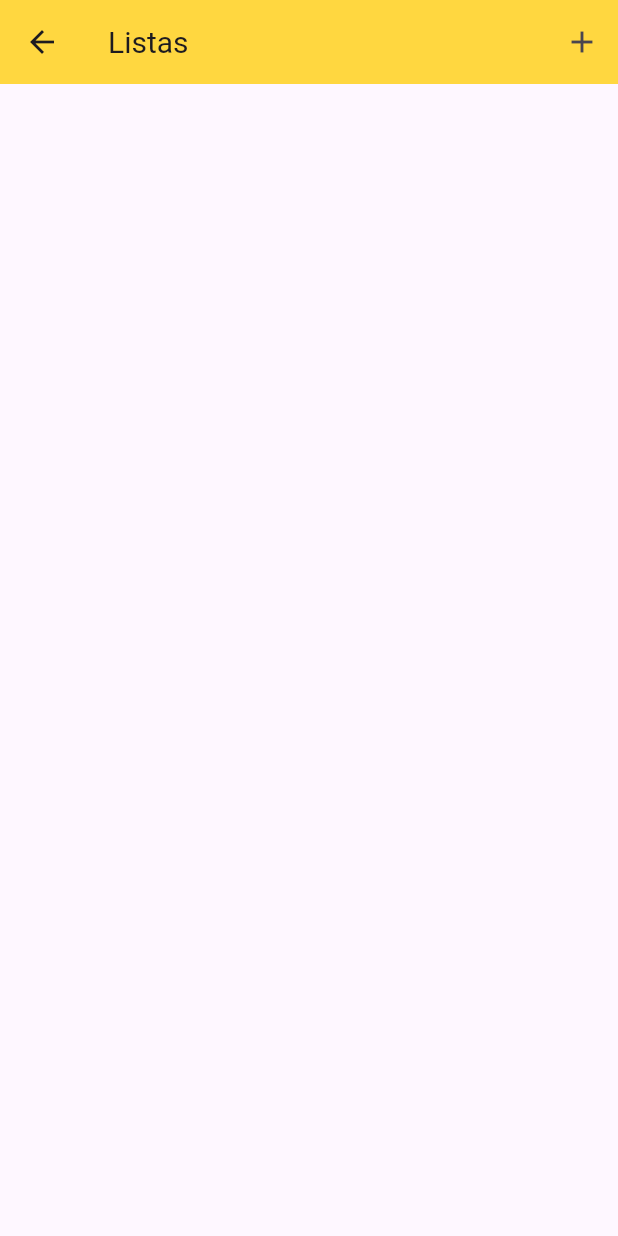
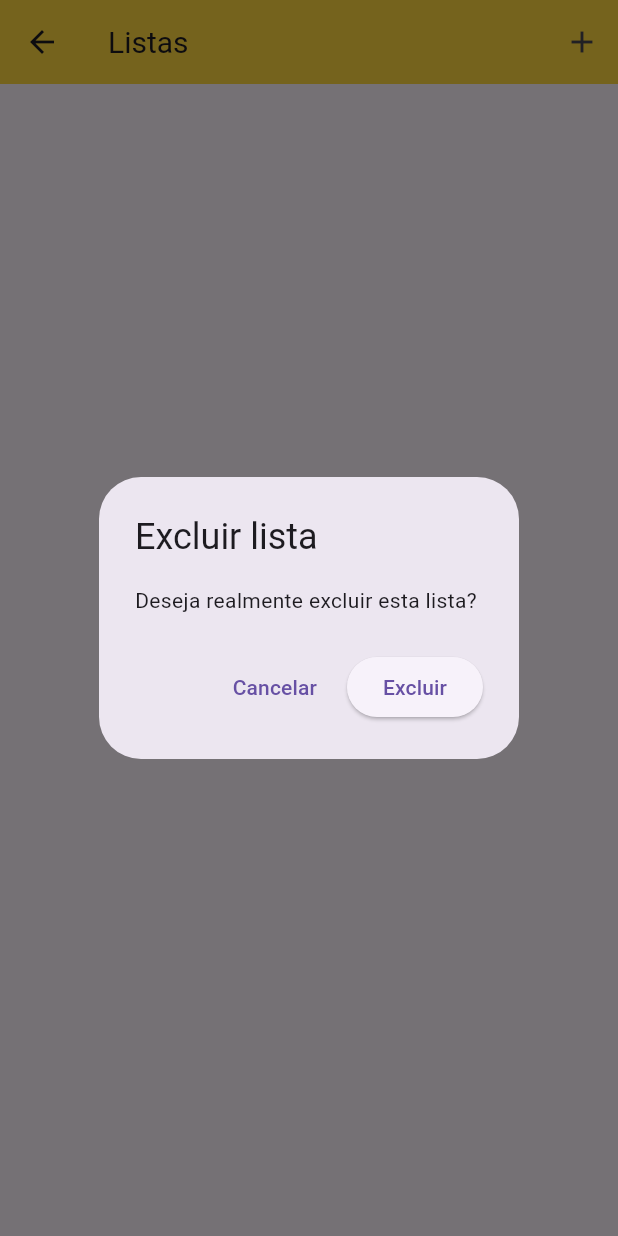
Before and after one commit to HeitorCoiimbra/Acacia, a Flutter app: the Lista screen opened directly, after a tap on the "add" icon, after a tap on the "delete" icon, on a phone screen of 412 x 824 dp. Run offline on Flutter 3.47's test engine with Material 3 defaults, Android fonts, the phone set to English and light mode, and no system bars; our stand-ins replace audioplayers, cloud_firestore, firebase_auth, firebase_core, firebase_storage, image_picker and 2 more; accounts and stored records are empty.

Commit message:
Correção de bugs
Alguns bug foram encontrados e corrigidos

```diff
--- a/lib/p_dicas/dicas.dart
+++ b/lib/p_dicas/dicas.dart
@@ -11,7 +11,7 @@ class Dicas extends StatelessWidget {
   Widget build(BuildContext context) {
     return Scaffold(
       appBar: AppBar(
-        title: const Text('Técnicas e Dicas para Ansiedade'),
+        title: const Text('Técnicas para Ansiedade'),
         backgroundColor: Colors.amberAccent,
       ),
       body: ListView(
--- a/lib/p_lista/lista.dart
+++ b/lib/p_lista/lista.dart
@@ -154,25 +154,61 @@ class _ListaState extends State<Lista> {
   }
 
   // Remoção local (edição), sem persistir ainda; só será persistida ao salvar
-  void removerItemLocal(int linha, ObjLista item) {
-    setState(() {
+  void removerItemLocal(int linha, ObjLista item) async {
   final lista = matrizDeListas[linha];
   final idx = lista.indexOf(item);
   if (idx != -1) {
+    setState(() {
       lista.removeAt(idx);
+    });
   }
 
   if (lista.isEmpty) {
+    final confirmar = await showDialog<bool>(
+      context: context,
+      builder: (ctx) => AlertDialog(
+        title: const Text("Excluir lista"),
+        content: const Text("Deseja realmente excluir esta lista?"),
+        actions: [
+          TextButton(
+            onPressed: () => Navigator.pop(ctx, false),
+            child: const Text("Cancelar"),
+          ),
+          ElevatedButton(
+            onPressed: () => Navigator.pop(ctx, true),
+            child: const Text("Excluir"),
+          ),
+        ],
+      ),
+    );
+
+    if (confirmar == true) {
+      final docId = docIds[linha];
+      if (docId != null) {
+        await _userListasCol.doc(docId).delete();
+      }
+      setState(() {
         matrizDeListas.removeAt(linha);
         docIds.removeAt(linha);
         tituloControllers.removeAt(linha);
-        return;
+      });
+      ScaffoldMessenger.of(context).showSnackBar(
+        const SnackBar(content: Text("Lista excluída com sucesso")),
+      );
+    } else {
+      // Se cancelar, recria um item vazio para não perder a linha
+      setState(() {
+        matrizDeListas[linha] = [ObjLista()];
+      });
     }
-
+  } else {
+    // Reorganiza posições
+    setState(() {
       for (var i = 0; i < lista.length; i++) {
         lista[i].posicao = i;
       }
     });
+  }
 }
 
   Future<void> confirmarSalvarLista(int linha) async {
--- a/lib/tela_principal.dart
+++ b/lib/tela_principal.dart
@@ -54,7 +54,7 @@ class _TelaPrincipalState extends State<TelaPrincipal> {
           ),
           BottomNavigationBarItem(
             icon: Icon(Icons.library_books),
-            label: "Dicas",
+            label: "Técnicas",
           ),
         ],
         currentIndex: paginaAtual,
```
Also changed, not shown: lib/p_diario/add_anotacao.dart (+63 -23 lines), firebase.json (added), 2 other files. Lines whose indentation alone changed are shown as unchanged.
